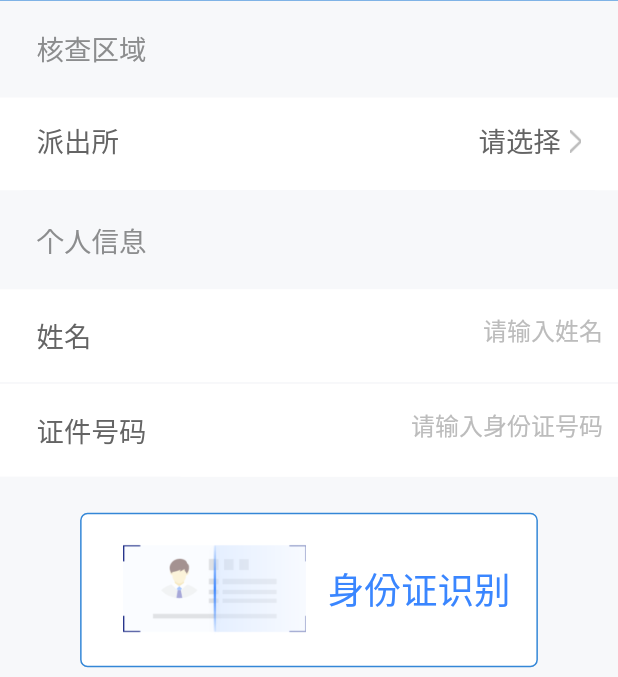
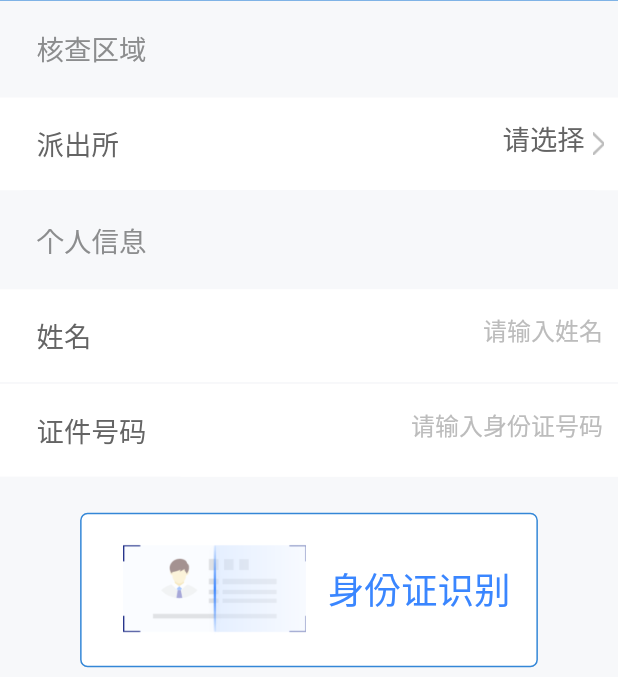
Before and after one commit to qianglifei/flutter_jwt, a Flutter app: the App screen opened directly, after a tap on "人口核查", on a phone screen of 412 x 824 dp, the part 64-741 px from its top. Run offline on Flutter 3.47's test engine with Material 2 defaults, Android fonts, the phone set to English and light mode, and no system bars; our stand-ins replace bloc, camera, cookie_jar, dio, equatable, flutter_bloc and 6 more; missing offline and left inert: dart:ffi; accounts and stored records are empty; statements that could not run were skipped.

Commit message:
人口核查网络初步提交

```diff
--- a/lib/main/mine_page/mine_screen.dart
+++ b/lib/main/mine_page/mine_screen.dart
@@ -107,8 +107,7 @@ class MineScreenState extends BaseWidgetState<MineScreen> {
               maxLines:null,
 
               keyboardType: TextInputType.multiline,
-
-              autofocus:true,
+              autofocus: false,
 
               decoration:InputDecoration.collapsed(
 
--- a/lib/widget/custom_choose_bottom_sheet.dart
+++ b/lib/widget/custom_choose_bottom_sheet.dart
@@ -35,27 +35,41 @@ class CustomChooseBottomSheetState extends State<CustomChooseBottomSheet> {
     // TODO: implement build
     return  InkWell(
       child: Container(
-        height: ScreenUtil().setHeight(144),
+        constraints: BoxConstraints(
+           minHeight: ScreenUtil().setHeight(144),
+           maxHeight: ScreenUtil().setHeight(500),
+        ),
         width: ScreenUtil().uiSize.width,
         color: Colors.white,
-        child: Stack(
+        child: Row(
+          mainAxisSize: MainAxisSize.max,
+          mainAxisAlignment: MainAxisAlignment.start,
+          crossAxisAlignment: CrossAxisAlignment.center,
           children: <Widget>[
-            Positioned(
-                top: ScreenUtil().setHeight(35),
-                left: ScreenUtil().setWidth(64),
+            Padding(
+                padding: EdgeInsets.only(left: ScreenUtil().setWidth(64)),
                 child: Text(widget._title,style: TextStyle(fontSize: ScreenUtil().setSp(48),color: Color.fromRGBO(100,100,100,1)))
             ),
-            Positioned(
-                top: ScreenUtil().setHeight(35),
-                right: ScreenUtil().setWidth(100),
-                child: Padding(
-                  padding: EdgeInsets.only(left: ScreenUtil().setWidth(120)),
-                  child: Text(_selectedContent ?? "请选择",style: TextStyle(fontSize: ScreenUtil().setSp(48),color: Color.fromRGBO(100,100,100,1)))
-                )
+            Expanded(child: Text("")),
+            Container(
+                constraints: BoxConstraints(
+                  minHeight: ScreenUtil().setHeight(144),
+                  maxHeight: ScreenUtil().setHeight(500),
+                  minWidth: ScreenUtil().setWidth(100),
+                  maxWidth: ScreenUtil().setWidth(750),
+                ),
+                padding:EdgeInsets.only(left:10.0, right:0.0, top:14.0, bottom:8.0),
+                margin: EdgeInsets.only(left: ScreenUtil().setWidth(24),right: ScreenUtil().setWidth(14)),
+                child: Text(
+                    _selectedContent ?? "请选择",
+                    maxLines: 20,
+                    style: TextStyle(
+                    fontSize: ScreenUtil().setSp(48),
+                    color: Color.fromRGBO(100,100,100,1),
+                    ))
             ),
-            Positioned(
-                top: ScreenUtil().setHeight(50),
-                right: ScreenUtil().setWidth(64),
+            Container(
+                margin: EdgeInsets.only(right: ScreenUtil().setWidth(24)),
                 child: Image.asset(
                   "images/icon_more.png",
                   width: ScreenUtil().setWidth(20),
--- a/pubspec.yaml
+++ b/pubspec.yaml
@@ -22,7 +22,6 @@ flutter_native_splash:
 dependencies:
   flutter:
     sdk: flutter
-
   # The following adds the Cupertino Icons font to your application.
   # Use with the CupertinoIcons class for iOS style icons.
   cupertino_icons: ^0.1.2
@@ -39,6 +38,7 @@ dependencies:
   path_provider: ^2.0.1
   fluttertoast: ^8.0.6
   event_bus: ^2.0.0
+
 dev_dependencies:
   flutter_test:
     sdk: flutter
```
Also changed, not shown: lib/main/first_page/people_online_check/people_online_check_screen.dart (+40 -5 lines), lib/widget/custom_text_widget.dart (added, +71 -0 lines), 1 other file.
